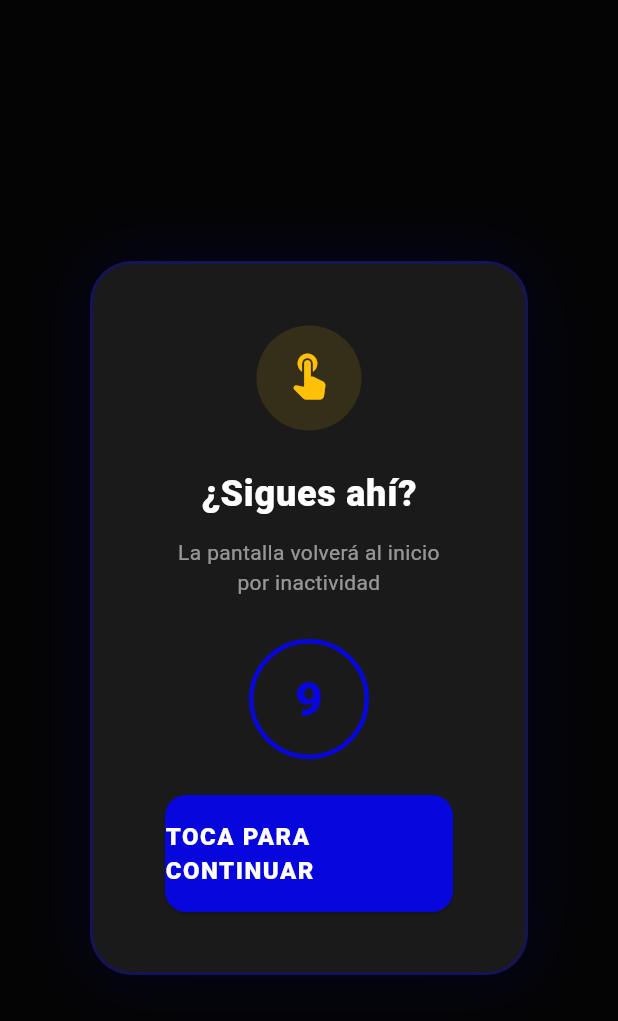
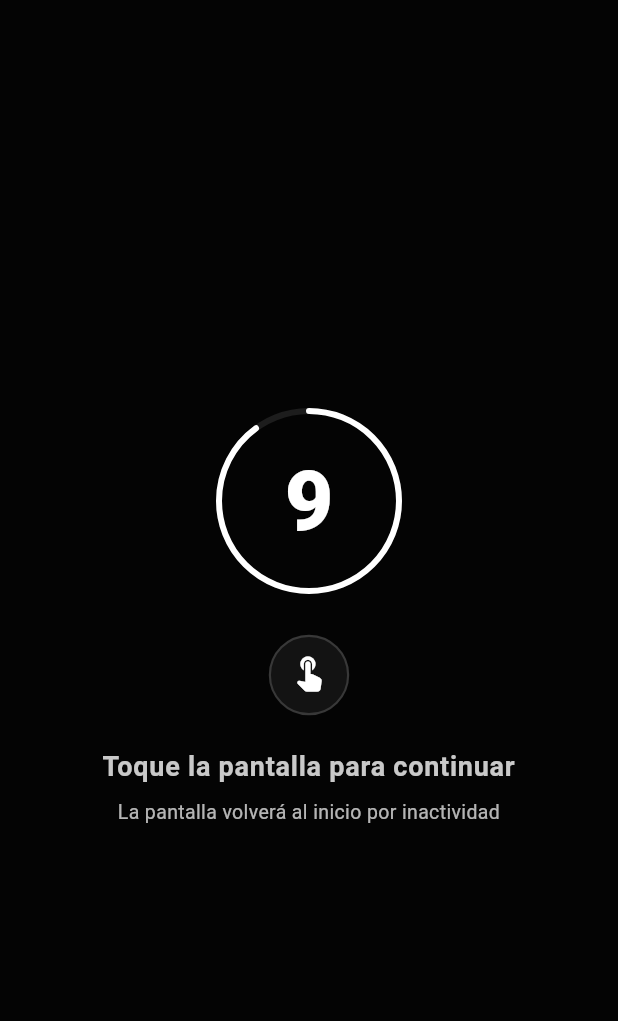
Before and after one commit to devsmomentum/Directorio_millennium, a Flutter app: the InactivityWarning widget shown alone on an empty page, opened directly with empty values, on a phone screen of 412 x 824 dp. Shown: the top 1021 px of the screen. Run offline on Flutter 3.47's test engine with Material 3 defaults, Android fonts, the phone set to English and light mode, and no system bars; our stand-ins replace device_info_plus, hive_flutter, qr_flutter, shared_preferences, supabase_flutter, video_player; missing offline and left inert: flutter_3d_controller, flutter_inappwebview, media_kit, pointer_interceptor, video_player_media_kit; accounts and stored records are empty; network calls fail.

Commit message:
UPDATE inactivity warning

```diff
--- a/lib/screens/main_layout.dart
+++ b/lib/screens/main_layout.dart
@@ -31,7 +31,7 @@ class _MainLayoutState extends State<MainLayout> {
   // 🚀 VARIABLES PARA EL TIMEOUT DE INACTIVIDAD
   Timer? _inactivityTimer;
   Timer? _warningTimer;
-  final int _timeoutSeconds = 45; // Tiempo máximo sin tocar la pantalla
+  final int _timeoutSeconds = 60; // Tiempo máximo sin tocar la pantalla
   final int _warningBeforeSeconds = 10; // Aviso 10 segundos antes
   bool _isConfiguring = false; // Evita que el técnico sea expulsado
   bool _showWarning = false; // Controla la visibilidad del overlay de aviso
@@ -262,12 +262,12 @@ class _MainLayoutState extends State<MainLayout> {
       onPointerDown: (_) => _startInactivityTimer(), // Dedo toca
       onPointerMove: (_) => _startInactivityTimer(), // Dedo arrastra
       onPointerUp: (_) => _startInactivityTimer(), // Dedo suelta
-      child: Scaffold(
+      child: Stack(
+        children: [
+          // ── Scaffold completo (body + bottomNav) ──
+          Scaffold(
             backgroundColor: AppColors.background,
-        body: Stack(
-          children: [
-            // ── Contenido principal ──
-            Column(
+            body: Column(
               children: [
                 // Banner publicitario superior (10% fijo, igual que el inferior)
                 const TopNavigationAdBanner(),
@@ -276,18 +276,6 @@ class _MainLayoutState extends State<MainLayout> {
                 // Contenido de las pestañas
                 Expanded(
                   child: IndexedStack(index: _currentIndex, children: _screens),
-                ),
-              ],
-            ),
-
-            // ── Overlay de aviso de inactividad ──
-            if (_showWarning)
-              Positioned.fill(
-                child: InactivityWarning(
-                  countdownSeconds: _warningBeforeSeconds,
-                  onDismiss: _dismissWarning,
-                  onTimeout: _handleInactivity,
-                ),
                 ),
               ],
             ),
@@ -315,6 +303,18 @@ class _MainLayoutState extends State<MainLayout> {
                 const BottomNavigationAdBanner(),
               ],
             ),
+          ),
+
+          // ── Overlay de inactividad — ENCIMA de todo el Scaffold ──
+          if (_showWarning)
+            Positioned.fill(
+              child: InactivityWarning(
+                countdownSeconds: _warningBeforeSeconds,
+                onDismiss: _dismissWarning,
+                onTimeout: _handleInactivity,
+              ),
+            ),
+        ],
       ),
     );
   }
--- a/lib/widgets/inactivity_warning.dart
+++ b/lib/widgets/inactivity_warning.dart
@@ -1,16 +1,23 @@
 import 'dart:async';
+import 'dart:ui';
 import 'package:flutter/material.dart';
 import 'package:pointer_interceptor/pointer_interceptor.dart';
 
 import '../theme/app_theme.dart';
 
-/// Widget que muestra una cuenta regresiva de 10 segundos antes de que
-/// el timeout de inactividad expulse al usuario de vuelta al home.
+/// Overlay minimalista de cuenta regresiva por inactividad.
 ///
-/// Al tocar la pantalla (capturado por el [Listener] padre en MainLayout),
-/// se llama [onDismiss] para reiniciar el conteo completo.
+/// Muestra un fondo con desenfoque (BackdropFilter), un número de cuenta
+/// regresiva grande en el centro, un icono de "tap" animado y el texto
+/// "Toque la pantalla para continuar".
+///
+/// **Cero botones**: cualquier toque en cualquier parte del overlay
+/// invoca [onDismiss] para reiniciar el timer de inactividad completo.
+///
+/// Al llegar a 0, invoca [onTimeout] para ejecutar la lógica de retorno al
+/// inicio (pop a la pantalla de publicidad).
 class InactivityWarning extends StatefulWidget {
-  /// Segundos restantes del countdown (se cuenta internamente desde este valor).
+  /// Segundos desde los que arranca la cuenta regresiva (default 10).
   final int countdownSeconds;
 
   /// Callback para cuando el usuario toca la pantalla (reiniciar timeout).
@@ -20,39 +27,79 @@ class InactivityWarning extends StatefulWidget {
   final VoidCallback onTimeout;
 
   const InactivityWarning({
-    Key? key,
+    super.key,
     this.countdownSeconds = 10,
     required this.onDismiss,
     required this.onTimeout,
-  }) : super(key: key);
+  });
 
   @override
   State<InactivityWarning> createState() => _InactivityWarningState();
 }
 
 class _InactivityWarningState extends State<InactivityWarning>
-    with SingleTickerProviderStateMixin {
+    with TickerProviderStateMixin {
   late int _remaining;
   Timer? _timer;
+
+  // Controlador del pulso del ícono de tap
   late AnimationController _pulseController;
   late Animation<double> _pulseAnimation;
+
+  // Controlador de la animación de entrada (fade + scale)
+  late AnimationController _entryController;
+  late Animation<double> _fadeAnimation;
+  late Animation<double> _scaleAnimation;
+
+  // Controlador de la animación del número cuando cambia
+  late AnimationController _digitBounceController;
+  late Animation<double> _digitScaleAnimation;
 
   @override
   void initState() {
     super.initState();
     _remaining = widget.countdownSeconds;
 
-    // Animación de pulso para el icono
+    // ── Animación de entrada (overlay aparece con fade-in + scale-up) ──
+    _entryController = AnimationController(
+      vsync: this,
+      duration: const Duration(milliseconds: 350),
+    );
+    _fadeAnimation = CurvedAnimation(
+      parent: _entryController,
+      curve: Curves.easeOut,
+    );
+    _scaleAnimation = Tween<double>(begin: 0.85, end: 1.0).animate(
+      CurvedAnimation(parent: _entryController, curve: Curves.easeOutBack),
+    );
+    _entryController.forward();
+
+    // ── Animación de pulso continuo para el ícono de tap ──
     _pulseController = AnimationController(
       vsync: this,
-      duration: const Duration(milliseconds: 800),
+      duration: const Duration(milliseconds: 1200),
     )..repeat(reverse: true);
-
-    _pulseAnimation = Tween<double>(begin: 0.9, end: 1.15).animate(
+    _pulseAnimation = Tween<double>(begin: 0.85, end: 1.15).animate(
       CurvedAnimation(parent: _pulseController, curve: Curves.easeInOut),
     );
 
-    // Iniciar countdown
+    // ── Animación de "bounce" cuando el dígito cambia ──
+    _digitBounceController = AnimationController(
+      vsync: this,
+      duration: const Duration(milliseconds: 300),
+    );
+    _digitScaleAnimation = TweenSequence<double>([
+      TweenSequenceItem(tween: Tween(begin: 1.0, end: 1.25), weight: 40),
+      TweenSequenceItem(tween: Tween(begin: 1.25, end: 0.9), weight: 30),
+      TweenSequenceItem(tween: Tween(begin: 0.9, end: 1.0), weight: 30),
+    ]).animate(
+      CurvedAnimation(
+        parent: _digitBounceController,
+        curve: Curves.easeInOut,
+      ),
+    );
+
+    // ── Timer de cuenta regresiva (1 tick/segundo) ──
     _timer = Timer.periodic(const Duration(seconds: 1), (timer) {
       if (!mounted) {
         timer.cancel();
@@ -61,6 +108,9 @@ class _InactivityWarningState extends State<InactivityWarning>
       setState(() {
         _remaining--;
       });
+      // Trigger del bounce cada segundo
+      _digitBounceController.forward(from: 0);
+
       if (_remaining <= 0) {
         timer.cancel();
         widget.onTimeout();
@@ -72,129 +122,111 @@ class _InactivityWarningState extends State<InactivityWarning>
   void dispose() {
     _timer?.cancel();
     _pulseController.dispose();
+    _entryController.dispose();
+    _digitBounceController.dispose();
     super.dispose();
   }
+
+  /// Color del número según los segundos restantes.
+  Color get _countdownColor {
+    if (_remaining <= 3) return AppColors.error;
+    if (_remaining <= 5) return AppColors.warning;
+    return AppColors.textPrimary;
+  }
+
+  /// Progreso circular (1.0 → 0.0) para el arco exterior.
+  double get _progress => _remaining / widget.countdownSeconds;
 
   @override
   Widget build(BuildContext context) {
     return PointerInterceptor(
       child: GestureDetector(
-        // Al tocar en cualquier parte del overlay, reiniciamos
+        // Cualquier toque en cualquier parte del overlay reinicia el timeout
+        behavior: HitTestBehavior.opaque,
         onTap: widget.onDismiss,
         onPanDown: (_) => widget.onDismiss(),
+        child: Material(
+          type: MaterialType.transparency,
+          child: FadeTransition(
+            opacity: _fadeAnimation,
+            child: Stack(
+              fit: StackFit.expand,
+              children: [
+              // ── Capa 1: Desenfoque de fondo (BackdropFilter) ──
+              BackdropFilter(
+                filter: ImageFilter.blur(sigmaX: 8, sigmaY: 8),
                 child: Container(
                   color: Colors.black.withAlpha(180),
+                ),
+              ),
+
+              // ── Capa 2: Contenido centrado ──
+              ScaleTransition(
+                scale: _scaleAnimation,
+                child: SafeArea(
                   child: Center(
+                    child: SingleChildScrollView(
+                      physics: const NeverScrollableScrollPhysics(),
+                      child: Padding(
+                        padding: const EdgeInsets.symmetric(horizontal: 32, vertical: 24),
+                        child: Column(
+                          mainAxisSize: MainAxisSize.min,
+                          children: [
+                            // ── Contador circular grande ──
+                            _buildCountdownCircle(),
+
+                            const SizedBox(height: 28),
+
+                            // ── Icono de tap con pulso ──
+                            ScaleTransition(
+                              scale: _pulseAnimation,
                               child: Container(
-              margin: const EdgeInsets.symmetric(horizontal: 60),
-              padding: const EdgeInsets.symmetric(vertical: 40, horizontal: 48),
+                                width: 56,
+                                height: 56,
                                 decoration: BoxDecoration(
-                color: AppColors.surfaceLight,
-                borderRadius: BorderRadius.circular(28),
+                                  shape: BoxShape.circle,
+                                  color: AppColors.textPrimary.withAlpha(15),
                                   border: Border.all(
-                  color: AppColors.primary.withAlpha(80),
-                  width: 2,
+                                    color: AppColors.textPrimary.withAlpha(40),
+                                    width: 1.5,
                                   ),
-                boxShadow: [
-                  BoxShadow(
-                    color: AppColors.primary.withAlpha(30),
-                    blurRadius: 40,
-                    spreadRadius: 4,
+                                ),
+                                child: const Icon(
+                                  Icons.touch_app_rounded,
+                                  size: 28,
+                                  color: AppColors.textPrimary,
+                                ),
+                              ),
+                            ),
+
+                            const SizedBox(height: 20),
+
+                            // ── Texto instructivo ──
+                            Text(
+                              'Toque la pantalla para continuar',
+                              textAlign: TextAlign.center,
+                              style: TextStyle(
+                                color: AppColors.textPrimary.withAlpha(200),
+                                fontSize: 18,
+                                fontWeight: FontWeight.w600,
+                                letterSpacing: 0.5,
+                              ),
+                            ),
+
+                            const SizedBox(height: 8),
+
+                            Text(
+                              'La pantalla volverá al inicio por inactividad',
+                              textAlign: TextAlign.center,
+                              style: TextStyle(
+                                color: AppColors.textSecondaryMuted.withAlpha(180),
+                                fontSize: 13,
+                                height: 1.4,
+                              ),
                             ),
                           ],
                         ),
-              child: Column(
-                mainAxisSize: MainAxisSize.min,
-                children: [
-                  // Icono animado con pulso
-                  ScaleTransition(
-                    scale: _pulseAnimation,
-                    child: Container(
-                      width: 72,
-                      height: 72,
-                      decoration: BoxDecoration(
-                        color: AppColors.warning.withAlpha(30),
-                        shape: BoxShape.circle,
                       ),
-                      child: const Icon(
-                        Icons.touch_app_rounded,
-                        size: 36,
-                        color: AppColors.warning,
-                      ),
-                    ),
-                  ),
-                  const SizedBox(height: 24),
-
-                  // Texto principal
-                  const Text(
-                    '¿Sigues ahí?',
-                    style: TextStyle(
-                      color: AppColors.textPrimary,
-                      fontSize: 24,
-                      fontWeight: FontWeight.w900,
-                      letterSpacing: 0.5,
-                    ),
-                  ),
-                  const SizedBox(height: 12),
-
-                  const Text(
-                    'La pantalla volverá al inicio por inactividad',
-                    textAlign: TextAlign.center,
-                    style: TextStyle(
-                      color: AppColors.textSecondaryMuted,
-                      fontSize: 14,
-                      height: 1.4,
-                    ),
-                  ),
-                  const SizedBox(height: 28),
-
-                  // Countdown visual
-                  Container(
-                    width: 80,
-                    height: 80,
-                    decoration: BoxDecoration(
-                      shape: BoxShape.circle,
-                      border: Border.all(
-                        color: _remaining <= 3
-                            ? AppColors.error
-                            : AppColors.primary,
-                        width: 3,
-                      ),
-                    ),
-                    child: Center(
-                      child: Text(
-                        '$_remaining',
-                        style: TextStyle(
-                          color: _remaining <= 3
-                              ? AppColors.error
-                              : AppColors.primary,
-                          fontSize: 32,
-                          fontWeight: FontWeight.w900,
-                        ),
-                      ),
-                    ),
-                  ),
-                  const SizedBox(height: 24),
-
-                  // Botón para quedarse
-                  SizedBox(
-                    width: double.infinity,
-                    child: ElevatedButton(
-                      onPressed: widget.onDismiss,
-                      style: ElevatedButton.styleFrom(
-                        backgroundColor: AppColors.primary,
-                        padding: const EdgeInsets.symmetric(vertical: 16),
-                        shape: RoundedRectangleBorder(
-                          borderRadius: BorderRadius.circular(14),
-                        ),
-                      ),
-                      child: const Text(
-                        'TOCA PARA CONTINUAR',
-                        style: TextStyle(
-                          color: AppColors.textPrimary,
-                          fontSize: 16,
-                          fontWeight: FontWeight.w900,
-                          letterSpacing: 1,
                     ),
                   ),
                 ),
@@ -204,6 +236,67 @@ class _InactivityWarningState extends State<InactivityWarning>
         ),
         ),
       ),
+    );
+  }
+
+  /// Círculo grande con arco de progreso + número en el centro.
+  Widget _buildCountdownCircle() {
+    return SizedBox(
+      width: 120,
+      height: 120,
+      child: Stack(
+        alignment: Alignment.center,
+        children: [
+          // Arco de progreso (track de fondo)
+          SizedBox(
+            width: 120,
+            height: 120,
+            child: CircularProgressIndicator(
+              value: 1.0,
+              strokeWidth: 4,
+              valueColor: AlwaysStoppedAnimation<Color>(
+                AppColors.textPrimary.withAlpha(25),
+              ),
+            ),
+          ),
+          // Arco de progreso (valor actual)
+          SizedBox(
+            width: 120,
+            height: 120,
+            child: TweenAnimationBuilder<double>(
+              tween: Tween(begin: _progress, end: _progress),
+              duration: const Duration(milliseconds: 800),
+              curve: Curves.easeInOut,
+              builder: (context, value, _) {
+                return CircularProgressIndicator(
+                  value: value,
+                  strokeWidth: 4,
+                  strokeCap: StrokeCap.round,
+                  valueColor: AlwaysStoppedAnimation<Color>(_countdownColor),
+                );
+              },
+            ),
+          ),
+          // Número central animado
+          AnimatedBuilder(
+            animation: _digitScaleAnimation,
+            builder: (context, child) {
+              return Transform.scale(
+                scale: _digitScaleAnimation.value,
+                child: child,
+              );
+            },
+            child: Text(
+              '$_remaining',
+              style: TextStyle(
+                color: _countdownColor,
+                fontSize: 56,
+                fontWeight: FontWeight.w900,
+                height: 1,
+              ),
+            ),
+          ),
+        ],
       ),
     );
   }
```
Lines whose indentation alone changed are shown as unchanged.
